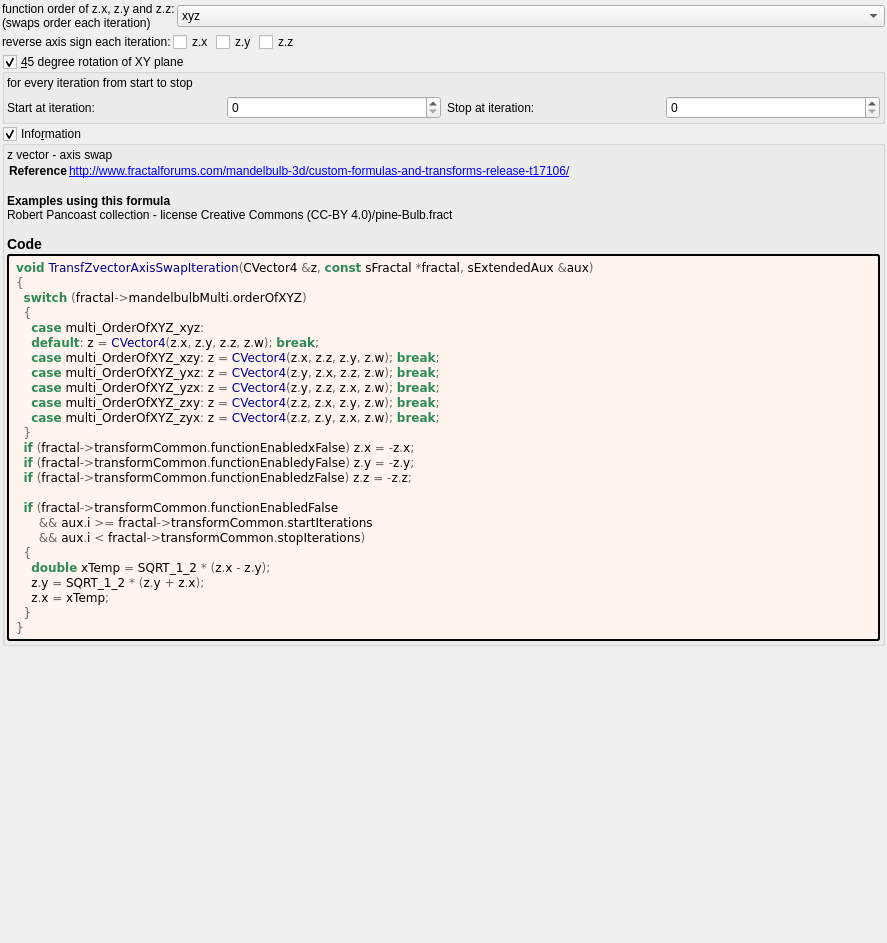
Qt form mandelbulber2/formula/ui/transf_zvector_axis_swap.ui (buddhi1980/mandelbulber2) before a commit.
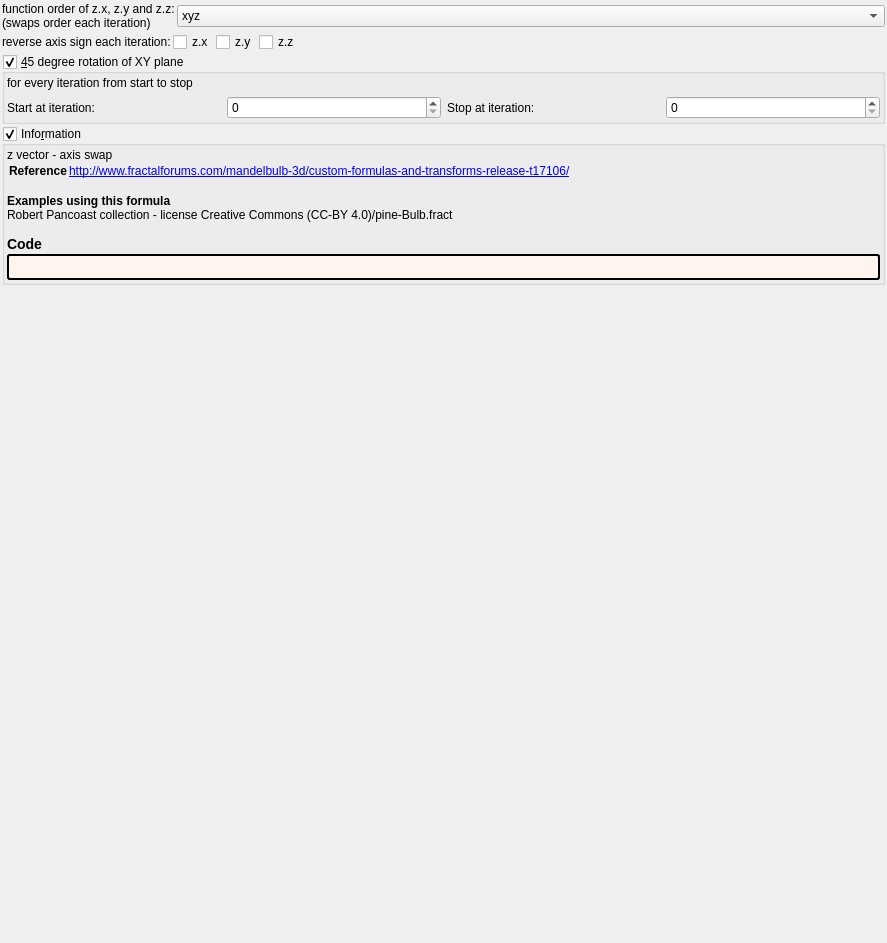
The same form after that commit. Custom widgets are drawn as their Qt base class.

What changed in the file:
```diff
--- a/mandelbulber2/formula/ui/transf_zvector_axis_swap.ui
+++ b/mandelbulber2/formula/ui/transf_zvector_axis_swap.ui
@@ -257,34 +257,7 @@
          <string notr="true">border-style: outset; border-width: 2px; border-radius: 3px; border-color: black; background-color: #fff5ee; padding: 4px;</string>
         </property>
         <property name="text">
-         <string notr="true">&lt;body style=&quot;background-color:#fff5ee&quot;&gt;
-&lt;pre style=&quot;color:#000000; background-color:#fff5ee;  font-family:'Courier New',monospace;&quot;&gt;&lt;span style=&quot;color:#2e8b57; font-weight:bold&quot;&gt;void&lt;/span&gt; &lt;span style=&quot;color:#00008f&quot;&gt;TransfZvectorAxisSwapIteration&lt;/span&gt;&lt;span style=&quot;color:#676767&quot;&gt;(&lt;/span&gt;CVector4 &lt;span style=&quot;color:#676767&quot;&gt;&amp;amp;&lt;/span&gt;z&lt;span style=&quot;color:#676767&quot;&gt;,&lt;/span&gt; &lt;span style=&quot;color:#2e8b57; font-weight:bold&quot;&gt;const&lt;/span&gt; sFractal &lt;span style=&quot;color:#676767&quot;&gt;*&lt;/span&gt;fractal&lt;span style=&quot;color:#676767&quot;&gt;,&lt;/span&gt; sExtendedAux &lt;span style=&quot;color:#676767&quot;&gt;&amp;amp;&lt;/span&gt;aux&lt;span style=&quot;color:#676767&quot;&gt;)&lt;/span&gt;
-&lt;span style=&quot;color:#676767&quot;&gt;{&lt;/span&gt;
-  &lt;span style=&quot;color:#2e8b57; font-weight:bold&quot;&gt;switch&lt;/span&gt; &lt;span style=&quot;color:#676767&quot;&gt;(&lt;/span&gt;fractal&lt;span style=&quot;color:#676767&quot;&gt;-&amp;gt;&lt;/span&gt;mandelbulbMulti&lt;span style=&quot;color:#676767&quot;&gt;.&lt;/span&gt;orderOfXYZ&lt;span style=&quot;color:#676767&quot;&gt;)&lt;/span&gt;
-  &lt;span style=&quot;color:#676767&quot;&gt;{&lt;/span&gt;
-    &lt;span style=&quot;color:#2e8b57; font-weight:bold&quot;&gt;case&lt;/span&gt; multi_OrderOfXYZ_xyz&lt;span style=&quot;color:#676767&quot;&gt;:&lt;/span&gt;
-    &lt;span style=&quot;color:#2e8b57; font-weight:bold&quot;&gt;default&lt;/span&gt;&lt;span style=&quot;color:#676767&quot;&gt;:&lt;/span&gt; z &lt;span style=&quot;color:#676767&quot;&gt;=&lt;/span&gt; &lt;span style=&quot;color:#00008f&quot;&gt;CVector4&lt;/span&gt;&lt;span style=&quot;color:#676767&quot;&gt;(&lt;/span&gt;z&lt;span style=&quot;color:#676767&quot;&gt;.&lt;/span&gt;x&lt;span style=&quot;color:#676767&quot;&gt;,&lt;/span&gt; z&lt;span style=&quot;color:#676767&quot;&gt;.&lt;/span&gt;y&lt;span style=&quot;color:#676767&quot;&gt;,&lt;/span&gt; z&lt;span style=&quot;color:#676767&quot;&gt;.&lt;/span&gt;z&lt;span style=&quot;color:#676767&quot;&gt;,&lt;/span&gt; z&lt;span style=&quot;color:#676767&quot;&gt;.&lt;/span&gt;w&lt;span style=&quot;color:#676767&quot;&gt;);&lt;/span&gt; &lt;span style=&quot;color:#2e8b57; font-weight:bold&quot;&gt;break&lt;/span&gt;&lt;span style=&quot;color:#676767&quot;&gt;;&lt;/span&gt;
-    &lt;span style=&quot;color:#2e8b57; font-weight:bold&quot;&gt;case&lt;/span&gt; multi_OrderOfXYZ_xzy&lt;span style=&quot;color:#676767&quot;&gt;:&lt;/span&gt; z &lt;span style=&quot;color:#676767&quot;&gt;=&lt;/span&gt; &lt;span style=&quot;color:#00008f&quot;&gt;CVector4&lt;/span&gt;&lt;span style=&quot;color:#676767&quot;&gt;(&lt;/span&gt;z&lt;span style=&quot;color:#676767&quot;&gt;.&lt;/span&gt;x&lt;span style=&quot;color:#676767&quot;&gt;,&lt;/span&gt; z&lt;span style=&quot;color:#676767&quot;&gt;.&lt;/span&gt;z&lt;span style=&quot;color:#676767&quot;&gt;,&lt;/span&gt; z&lt;span style=&quot;color:#676767&quot;&gt;.&lt;/span&gt;y&lt;span style=&quot;color:#676767&quot;&gt;,&lt;/span&gt; z&lt;span style=&quot;color:#676767&quot;&gt;.&lt;/span&gt;w&lt;span style=&quot;color:#676767&quot;&gt;);&lt;/span&gt; &lt;span style=&quot;color:#2e8b57; font-weight:bold&quot;&gt;break&lt;/span&gt;&lt;span style=&quot;color:#676767&quot;&gt;;&lt;/span&gt;
-    &lt;span style=&quot;color:#2e8b57; font-weight:bold&quot;&gt;case&lt;/span&gt; multi_OrderOfXYZ_yxz&lt;span style=&quot;color:#676767&quot;&gt;:&lt;/span&gt; z &lt;span style=&quot;color:#676767&quot;&gt;=&lt;/span&gt; &lt;span style=&quot;color:#00008f&quot;&gt;CVector4&lt;/span&gt;&lt;span style=&quot;color:#676767&quot;&gt;(&lt;/span&gt;z&lt;span style=&quot;color:#676767&quot;&gt;.&lt;/span&gt;y&lt;span style=&quot;color:#676767&quot;&gt;,&lt;/span&gt; z&lt;span style=&quot;color:#676767&quot;&gt;.&lt;/span&gt;x&lt;span style=&quot;color:#676767&quot;&gt;,&lt;/span&gt; z&lt;span style=&quot;color:#676767&quot;&gt;.&lt;/span&gt;z&lt;span style=&quot;color:#676767&quot;&gt;,&lt;/span&gt; z&lt;span style=&quot;color:#676767&quot;&gt;.&lt;/span&gt;w&lt;span style=&quot;color:#676767&quot;&gt;);&lt;/span&gt; &lt;span style=&quot;color:#2e8b57; font-weight:bold&quot;&gt;break&lt;/span&gt;&lt;span style=&quot;color:#676767&quot;&gt;;&lt;/span&gt;
-    &lt;span style=&quot;color:#2e8b57; font-weight:bold&quot;&gt;case&lt;/span&gt; multi_OrderOfXYZ_yzx&lt;span style=&quot;color:#676767&quot;&gt;:&lt;/span&gt; z &lt;span style=&quot;color:#676767&quot;&gt;=&lt;/span&gt; &lt;span style=&quot;color:#00008f&quot;&gt;CVector4&lt;/span&gt;&lt;span style=&quot;color:#676767&quot;&gt;(&lt;/span&gt;z&lt;span style=&quot;color:#676767&quot;&gt;.&lt;/span&gt;y&lt;span style=&quot;color:#676767&quot;&gt;,&lt;/span&gt; z&lt;span style=&quot;color:#676767&quot;&gt;.&lt;/span&gt;z&lt;span style=&quot;color:#676767&quot;&gt;,&lt;/span&gt; z&lt;span style=&quot;color:#676767&quot;&gt;.&lt;/span&gt;x&lt;span style=&quot;color:#676767&quot;&gt;,&lt;/span&gt; z&lt;span style=&quot;color:#676767&quot;&gt;.&lt;/span&gt;w&lt;span style=&quot;color:#676767&quot;&gt;);&lt;/span&gt; &lt;span style=&quot;color:#2e8b57; font-weight:bold&quot;&gt;break&lt;/span&gt;&lt;span style=&quot;color:#676767&quot;&gt;;&lt;/span&gt;
-    &lt;span style=&quot;color:#2e8b57; font-weight:bold&quot;&gt;case&lt;/span&gt; multi_OrderOfXYZ_zxy&lt;span style=&quot;color:#676767&quot;&gt;:&lt;/span&gt; z &lt;span style=&quot;color:#676767&quot;&gt;=&lt;/span&gt; &lt;span style=&quot;color:#00008f&quot;&gt;CVector4&lt;/span&gt;&lt;span style=&quot;color:#676767&quot;&gt;(&lt;/span&gt;z&lt;span style=&quot;color:#676767&quot;&gt;.&lt;/span&gt;z&lt;span style=&quot;color:#676767&quot;&gt;,&lt;/span&gt; z&lt;span style=&quot;color:#676767&quot;&gt;.&lt;/span&gt;x&lt;span style=&quot;color:#676767&quot;&gt;,&lt;/span&gt; z&lt;span style=&quot;color:#676767&quot;&gt;.&lt;/span&gt;y&lt;span style=&quot;color:#676767&quot;&gt;,&lt;/span&gt; z&lt;span style=&quot;color:#676767&quot;&gt;.&lt;/span&gt;w&lt;span style=&quot;color:#676767&quot;&gt;);&lt;/span&gt; &lt;span style=&quot;color:#2e8b57; font-weight:bold&quot;&gt;break&lt;/span&gt;&lt;span style=&quot;color:#676767&quot;&gt;;&lt;/span&gt;
-    &lt;span style=&quot;color:#2e8b57; font-weight:bold&quot;&gt;case&lt;/span&gt; multi_OrderOfXYZ_zyx&lt;span style=&quot;color:#676767&quot;&gt;:&lt;/span&gt; z &lt;span style=&quot;color:#676767&quot;&gt;=&lt;/span&gt; &lt;span style=&quot;color:#00008f&quot;&gt;CVector4&lt;/span&gt;&lt;span style=&quot;color:#676767&quot;&gt;(&lt;/span&gt;z&lt;span style=&quot;color:#676767&quot;&gt;.&lt;/span&gt;z&lt;span style=&quot;color:#676767&quot;&gt;,&lt;/span&gt; z&lt;span style=&quot;color:#676767&quot;&gt;.&lt;/span&gt;y&lt;span style=&quot;color:#676767&quot;&gt;,&lt;/span&gt; z&lt;span style=&quot;color:#676767&quot;&gt;.&lt;/span&gt;x&lt;span style=&quot;color:#676767&quot;&gt;,&lt;/span&gt; z&lt;span style=&quot;color:#676767&quot;&gt;.&lt;/span&gt;w&lt;span style=&quot;color:#676767&quot;&gt;);&lt;/span&gt; &lt;span style=&quot;color:#2e8b57; font-weight:bold&quot;&gt;break&lt;/span&gt;&lt;span style=&quot;color:#676767&quot;&gt;;&lt;/span&gt;
-  &lt;span style=&quot;color:#676767&quot;&gt;}&lt;/span&gt;
-  &lt;span style=&quot;color:#2e8b57; font-weight:bold&quot;&gt;if&lt;/span&gt; &lt;span style=&quot;color:#676767&quot;&gt;(&lt;/span&gt;fractal&lt;span style=&quot;color:#676767&quot;&gt;-&amp;gt;&lt;/span&gt;transformCommon&lt;span style=&quot;color:#676767&quot;&gt;.&lt;/span&gt;functionEnabledxFalse&lt;span style=&quot;color:#676767&quot;&gt;)&lt;/span&gt; z&lt;span style=&quot;color:#676767&quot;&gt;.&lt;/span&gt;x &lt;span style=&quot;color:#676767&quot;&gt;= -&lt;/span&gt;z&lt;span style=&quot;color:#676767&quot;&gt;.&lt;/span&gt;x&lt;span style=&quot;color:#676767&quot;&gt;;&lt;/span&gt;
-  &lt;span style=&quot;color:#2e8b57; font-weight:bold&quot;&gt;if&lt;/span&gt; &lt;span style=&quot;color:#676767&quot;&gt;(&lt;/span&gt;fractal&lt;span style=&quot;color:#676767&quot;&gt;-&amp;gt;&lt;/span&gt;transformCommon&lt;span style=&quot;color:#676767&quot;&gt;.&lt;/span&gt;functionEnabledyFalse&lt;span style=&quot;color:#676767&quot;&gt;)&lt;/span&gt; z&lt;span style=&quot;color:#676767&quot;&gt;.&lt;/span&gt;y &lt;span style=&quot;color:#676767&quot;&gt;= -&lt;/span&gt;z&lt;span style=&quot;color:#676767&quot;&gt;.&lt;/span&gt;y&lt;span style=&quot;color:#676767&quot;&gt;;&lt;/span&gt;
-  &lt;span style=&quot;color:#2e8b57; font-weight:bold&quot;&gt;if&lt;/span&gt; &lt;span style=&quot;color:#676767&quot;&gt;(&lt;/span&gt;fractal&lt;span style=&quot;color:#676767&quot;&gt;-&amp;gt;&lt;/span&gt;transformCommon&lt;span style=&quot;color:#676767&quot;&gt;.&lt;/span&gt;functionEnabledzFalse&lt;span style=&quot;color:#676767&quot;&gt;)&lt;/span&gt; z&lt;span style=&quot;color:#676767&quot;&gt;.&lt;/span&gt;z &lt;span style=&quot;color:#676767&quot;&gt;= -&lt;/span&gt;z&lt;span style=&quot;color:#676767&quot;&gt;.&lt;/span&gt;z&lt;span style=&quot;color:#676767&quot;&gt;;&lt;/span&gt;
-
-  &lt;span style=&quot;color:#2e8b57; font-weight:bold&quot;&gt;if&lt;/span&gt; &lt;span style=&quot;color:#676767&quot;&gt;(&lt;/span&gt;fractal&lt;span style=&quot;color:#676767&quot;&gt;-&amp;gt;&lt;/span&gt;transformCommon&lt;span style=&quot;color:#676767&quot;&gt;.&lt;/span&gt;functionEnabledFalse
-      &lt;span style=&quot;color:#676767&quot;&gt;&amp;amp;&amp;amp;&lt;/span&gt; aux&lt;span style=&quot;color:#676767&quot;&gt;.&lt;/span&gt;i &lt;span style=&quot;color:#676767&quot;&gt;&amp;gt;=&lt;/span&gt; fractal&lt;span style=&quot;color:#676767&quot;&gt;-&amp;gt;&lt;/span&gt;transformCommon&lt;span style=&quot;color:#676767&quot;&gt;.&lt;/span&gt;startIterations
-      &lt;span style=&quot;color:#676767&quot;&gt;&amp;amp;&amp;amp;&lt;/span&gt; aux&lt;span style=&quot;color:#676767&quot;&gt;.&lt;/span&gt;i &lt;span style=&quot;color:#676767&quot;&gt;&amp;lt;&lt;/span&gt; fractal&lt;span style=&quot;color:#676767&quot;&gt;-&amp;gt;&lt;/span&gt;transformCommon&lt;span style=&quot;color:#676767&quot;&gt;.&lt;/span&gt;stopIterations&lt;span style=&quot;color:#676767&quot;&gt;)&lt;/span&gt;
-  &lt;span style=&quot;color:#676767&quot;&gt;{&lt;/span&gt;
-    &lt;span style=&quot;color:#2e8b57; font-weight:bold&quot;&gt;double&lt;/span&gt; xTemp &lt;span style=&quot;color:#676767&quot;&gt;=&lt;/span&gt; SQRT_1_2 &lt;span style=&quot;color:#676767&quot;&gt;* (&lt;/span&gt;z&lt;span style=&quot;color:#676767&quot;&gt;.&lt;/span&gt;x &lt;span style=&quot;color:#676767&quot;&gt;-&lt;/span&gt; z&lt;span style=&quot;color:#676767&quot;&gt;.&lt;/span&gt;y&lt;span style=&quot;color:#676767&quot;&gt;);&lt;/span&gt;
-    z&lt;span style=&quot;color:#676767&quot;&gt;.&lt;/span&gt;y &lt;span style=&quot;color:#676767&quot;&gt;=&lt;/span&gt; SQRT_1_2 &lt;span style=&quot;color:#676767&quot;&gt;* (&lt;/span&gt;z&lt;span style=&quot;color:#676767&quot;&gt;.&lt;/span&gt;y &lt;span style=&quot;color:#676767&quot;&gt;+&lt;/span&gt; z&lt;span style=&quot;color:#676767&quot;&gt;.&lt;/span&gt;x&lt;span style=&quot;color:#676767&quot;&gt;);&lt;/span&gt;
-    z&lt;span style=&quot;color:#676767&quot;&gt;.&lt;/span&gt;x &lt;span style=&quot;color:#676767&quot;&gt;=&lt;/span&gt; xTemp&lt;span style=&quot;color:#676767&quot;&gt;;&lt;/span&gt;
-  &lt;span style=&quot;color:#676767&quot;&gt;}&lt;/span&gt;
-&lt;span style=&quot;color:#676767&quot;&gt;}&lt;/span&gt;
-&lt;/pre&gt;
-&lt;/body&gt;</string>
+         <string notr="true"></string>
         </property>
         <property name="wordWrap">
          <bool>true</bool>
```
